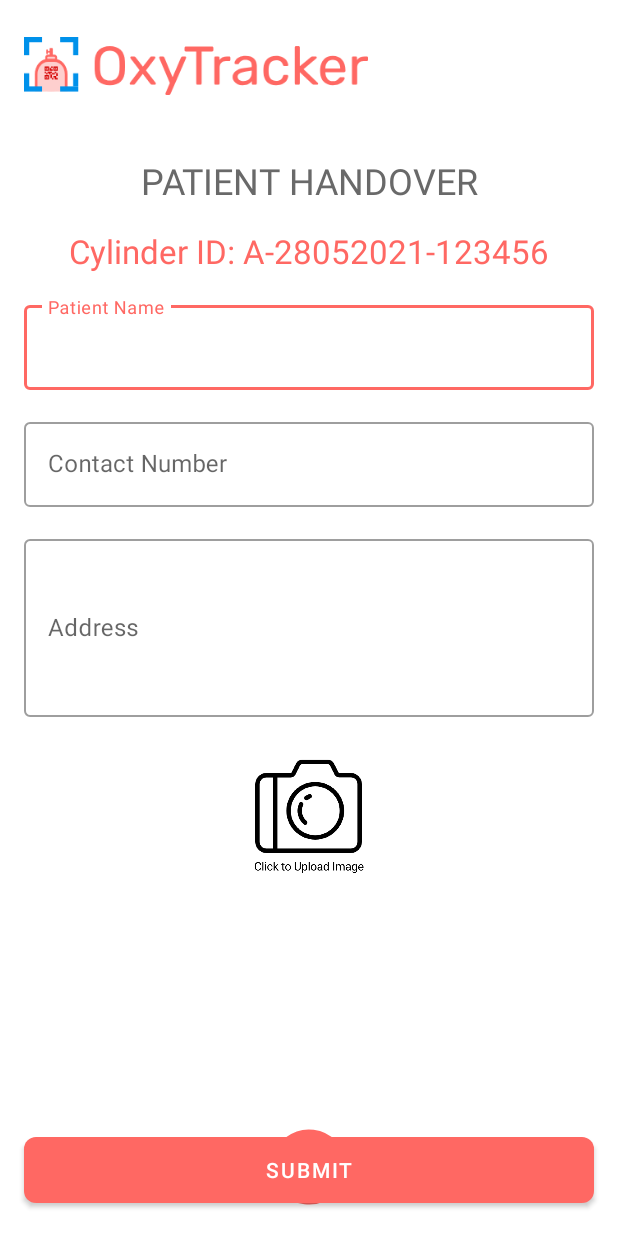
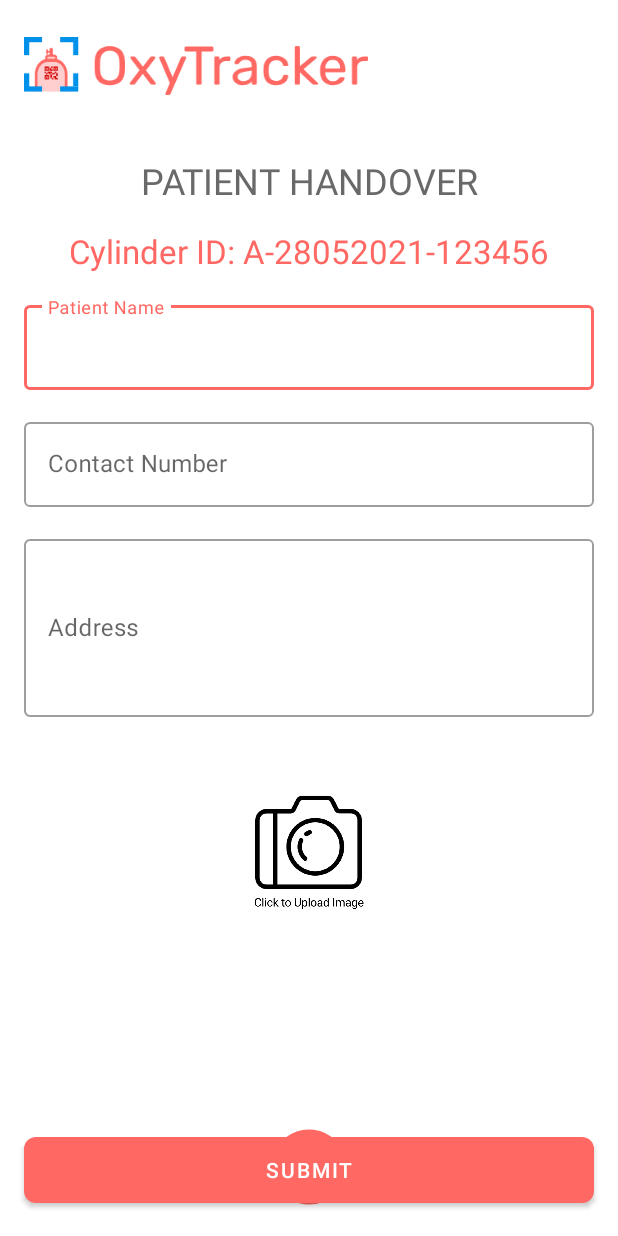
Before and after one commit to shiv07tiwari/Oxy-Tracker-Android, an Android app: the layout activity_form.xml on its own in the app's theme, with its tools: preview values and no code run, on a phone screen of 412 x 824 dp. Run offline under Robolectric (Android 15) with nearby library versions, the phone set to English and light mode, and no system bars; Roboto replaces fonts that are not available here.

```diff
--- a/app/src/main/res/layout/activity_form.xml
+++ b/app/src/main/res/layout/activity_form.xml
@@ -106,7 +106,7 @@
                 android:layout_height="80dp"
                 android:layout_marginStart="16dp"
                 android:layout_marginLeft="16dp"
-                android:layout_marginTop="24dp"
+                android:layout_marginTop="48dp"
                 android:layout_marginEnd="16dp"
                 android:layout_marginRight="16dp"
                 android:clickable="true"
```
